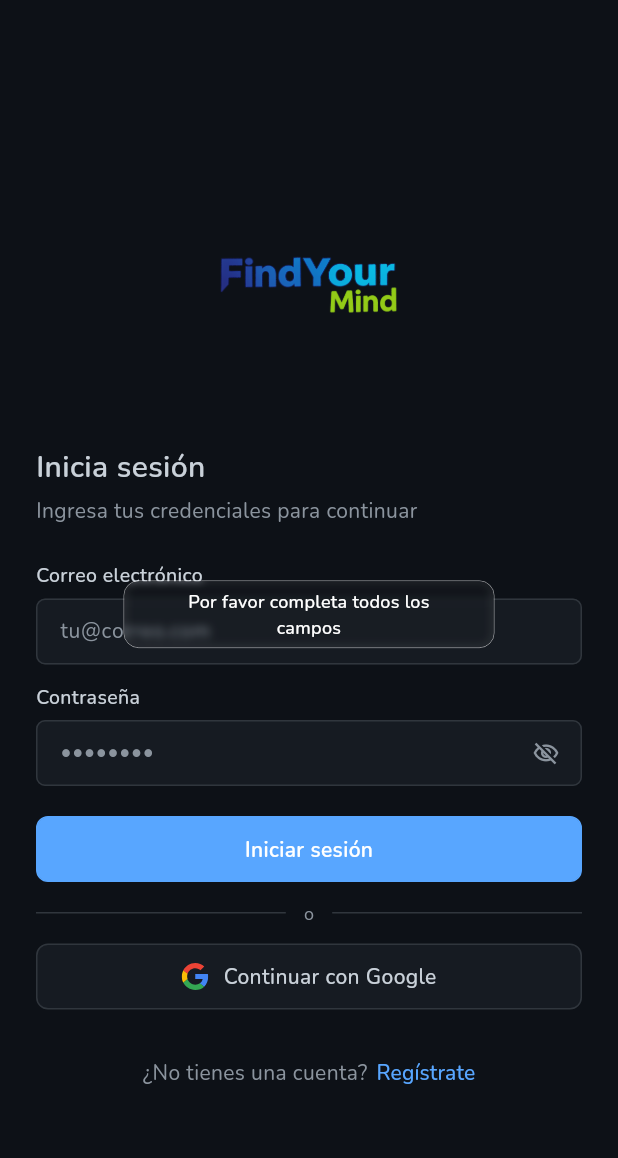
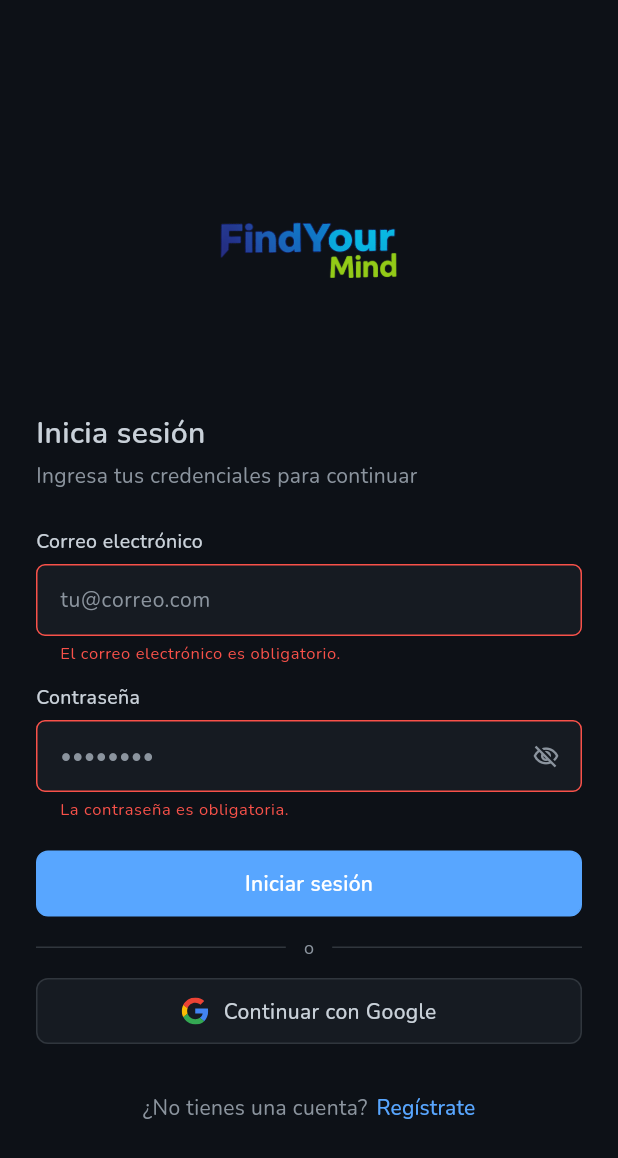
Before and after one commit to F4TB0Yz/FindYourMind, a Flutter app: the screen it shows after launch, after a tap on "Iniciar sesión", on a phone screen of 412 x 824 dp. Shown: the top 1158 px of the screen. Run offline on Flutter 3.47's test engine with Material 3 defaults, Android fonts, the phone set to English and light mode, and no system bars; our stand-ins replace dartz, equatable, flutter_dotenv, flutter_slidable, flutter_svg, internet_connection_checker and 5 more; accounts and stored records are empty.

Commit message:
feat: implementar validación de formularios en Login y Registro

```diff
--- /dev/null
+++ b/lib/core/utils/validators.dart
@@ -0,0 +1,45 @@
+/// Capa: Core → Utils
+/// Validadores reutilizables para los formularios de la aplicación.
+/// Todos los mensajes de error están centralizados aquí (sin hardcoding en UI).
+/// Uso: pasar el método directamente como `validator` en un `TextFormField`.
+class AppValidators {
+  AppValidators._(); // Constructor privado: clase de utilidades puras.
+
+  // ─── Correo electrónico ────────────────────────────────────────────────────
+
+  /// Valida que el campo no esté vacío y tenga formato de correo válido.
+  static String? email(String? value) {
+    if (value == null || value.trim().isEmpty) {
+      return 'El correo electrónico es obligatorio.';
+    }
+    final emailRegex = RegExp(r'^[\w.-]+@[\w.-]+\.\w{2,}$');
+    if (!emailRegex.hasMatch(value.trim())) {
+      return 'Ingresa un correo electrónico válido.';
+    }
+    return null;
+  }
+
+  // ─── Contraseña ────────────────────────────────────────────────────────────
+
+  /// Valida que la contraseña no esté vacía y tenga al menos 6 caracteres.
+  /// (Límite mínimo impuesto por Supabase Auth.)
+  static String? password(String? value) {
+    if (value == null || value.isEmpty) {
+      return 'La contraseña es obligatoria.';
+    }
+    if (value.length < 6) {
+      return 'La contraseña debe tener al menos 6 caracteres.';
+    }
+    return null;
+  }
+
+  // ─── Campo genérico requerido ──────────────────────────────────────────────
+
+  /// Valida que un campo de texto cualquiera no esté vacío.
+  static String? required(String? value, {String fieldName = 'Este campo'}) {
+    if (value == null || value.trim().isEmpty) {
+      return '$fieldName es obligatorio.';
+    }
+    return null;
+  }
+}
--- a/lib/features/auth/presentation/screens/login_screen.dart
+++ b/lib/features/auth/presentation/screens/login_screen.dart
@@ -1,3 +1,6 @@
+/// Capa: Presentation → Screens
+/// Pantalla de inicio de sesión con validación de formularios.
+import 'package:find_your_mind/core/utils/validators.dart';
 import 'package:find_your_mind/features/auth/domain/usecases/usecases.dart';
 import 'package:find_your_mind/features/auth/presentation/screens/register_screen.dart';
 import 'package:find_your_mind/features/auth/presentation/widgets/custom_auth_button.dart';
@@ -6,6 +9,10 @@
 import 'package:flutter/material.dart';
 import 'package:flutter_svg/flutter_svg.dart';
 
+/// Capa: Presentation → Screens
+/// Pantalla de inicio de sesión.
+/// Utiliza [Form] y [GlobalKey<FormState>] para validación robusta de campos,
+/// delegando las reglas de validación a [AppValidators] (Core → Utils).
 class LoginScreen extends StatefulWidget {
   final SignInWithEmailUseCase signInUseCase;
   final SignUpWithEmailUseCase signUpUseCase;
@@ -23,6 +30,7 @@
 }
 
 class _LoginScreenState extends State<LoginScreen> {
+  final _formKey = GlobalKey<FormState>();
   late final TextEditingController _emailController;
   late final TextEditingController _passwordController;
   late final FocusNode _passwordFocusNode;
@@ -44,21 +52,14 @@
     super.dispose();
   }
 
-  bool _fieldsAreValid() {
-    return _emailController.text.trim().isNotEmpty &&
-        _passwordController.text.trim().isNotEmpty;
-  }
-
   void _showError(String message) {
     if (!mounted) return;
     CustomToast.showToast(context: context, message: message);
   }
 
   Future<void> _onLoginPressed() async {
-    if (!_fieldsAreValid()) {
-      _showError('Por favor completa todos los campos');
-      return;
-    }
+    // Dispara la validación de todos los campos del Form.
+    if (!(_formKey.currentState?.validate() ?? false)) return;
 
     setState(() => _isLoading = true);
 
@@ -109,6 +110,8 @@
       body: Center(
         child: SingleChildScrollView(
           padding: const EdgeInsets.symmetric(horizontal: 24),
+          child: Form(
+            key: _formKey,
             child: Column(
               crossAxisAlignment: CrossAxisAlignment.start,
               children: [
@@ -140,6 +143,7 @@
                   hint: 'tu@correo.com',
                   textInputAction: TextInputAction.next,
                   onSubmitted: () => _passwordFocusNode.requestFocus(),
+                  validator: AppValidators.email,
                 ),
                 const SizedBox(height: 12),
                 AuthInputField(
@@ -150,6 +154,7 @@
                   focusNode: _passwordFocusNode,
                   textInputAction: TextInputAction.done,
                   onSubmitted: _onLoginPressed,
+                  validator: AppValidators.password,
                 ),
                 const SizedBox(height: 20),
                 AuthPrimaryButton(
@@ -226,6 +231,7 @@
             ),
           ),
         ),
+      ),
     );
   }
 }
--- a/lib/features/auth/presentation/screens/register_screen.dart
+++ b/lib/features/auth/presentation/screens/register_screen.dart
@@ -1,3 +1,4 @@
+import 'package:find_your_mind/core/utils/validators.dart';
 import 'package:find_your_mind/features/auth/domain/usecases/usecases.dart';
 import 'package:find_your_mind/features/auth/presentation/widgets/custom_auth_button.dart';
 import 'package:find_your_mind/features/auth/presentation/widgets/custom_field.dart';
@@ -5,6 +6,10 @@
 import 'package:flutter/material.dart';
 import 'package:flutter_svg/flutter_svg.dart';
 
+/// Capa: Presentation → Screens
+/// Pantalla de registro de nuevos usuarios.
+/// Utiliza [Form] y [GlobalKey<FormState>] para validación robusta de campos,
+/// delegando las reglas de validación a [AppValidators] (Core → Utils).
 class RegisterScreen extends StatefulWidget {
   final SignUpWithEmailUseCase signUpUseCase;
   final SignInWithEmailUseCase signInUseCase;
@@ -22,6 +27,7 @@
 }
 
 class _RegisterScreenState extends State<RegisterScreen> {
+  final _formKey = GlobalKey<FormState>();
   late final TextEditingController _emailController;
   late final TextEditingController _passwordController;
   late final FocusNode _passwordFocusNode;
@@ -43,21 +49,14 @@
     super.dispose();
   }
 
-  bool _fieldsAreValid() {
-    return _emailController.text.trim().isNotEmpty &&
-        _passwordController.text.trim().isNotEmpty;
-  }
-
   void _showError(String message) {
     if (!mounted) return;
     CustomToast.showToast(context: context, message: message);
   }
 
   Future<void> _onRegisterPressed() async {
-    if (!_fieldsAreValid()) {
-      _showError('Por favor completa todos los campos');
-      return;
-    }
+    // Dispara la validación de todos los campos del Form.
+    if (!(_formKey.currentState?.validate() ?? false)) return;
 
     setState(() => _isLoading = true);
 
@@ -98,6 +97,8 @@
       body: Center(
         child: SingleChildScrollView(
           padding: const EdgeInsets.symmetric(horizontal: 24),
+          child: Form(
+            key: _formKey,
             child: Column(
               crossAxisAlignment: CrossAxisAlignment.start,
               children: [
@@ -129,6 +130,7 @@
                   hint: 'tu@correo.com',
                   textInputAction: TextInputAction.next,
                   onSubmitted: () => _passwordFocusNode.requestFocus(),
+                  validator: AppValidators.email,
                 ),
                 const SizedBox(height: 12),
                 AuthInputField(
@@ -139,6 +141,7 @@
                   focusNode: _passwordFocusNode,
                   textInputAction: TextInputAction.done,
                   onSubmitted: _onRegisterPressed,
+                  validator: AppValidators.password,
                 ),
                 const SizedBox(height: 20),
                 AuthPrimaryButton(
@@ -215,6 +218,7 @@
             ),
           ),
         ),
+      ),
     );
   }
 }
--- a/lib/features/auth/presentation/widgets/custom_field.dart
+++ b/lib/features/auth/presentation/widgets/custom_field.dart
@@ -2,7 +2,11 @@
 
 /// Capa: Presentation → Widgets
 /// Campo de texto reutilizable para los formularios de autenticación.
-/// Incluye soporte para contraseña (toggle show/hide) y navegación por teclado.
+/// Usa [TextFormField] internamente para integrarse con [Form] y [GlobalKey<FormState>].
+/// Incluye soporte para:
+///   - Validación declarativa vía [validator].
+///   - Campo de contraseña con toggle show/hide.
+///   - Navegación por teclado mediante [textInputAction] y [onSubmitted].
 class AuthInputField extends StatefulWidget {
   final TextEditingController controller;
   final String label;
@@ -11,6 +15,10 @@
   final FocusNode? focusNode;
   final TextInputAction textInputAction;
   final VoidCallback? onSubmitted;
+
+  /// Función de validación compatible con [Form]. Si retorna una cadena,
+  /// se muestra como mensaje de error debajo del campo.
+  final String? Function(String?)? validator;
 
   const AuthInputField({
     super.key,
@@ -21,6 +29,7 @@
     this.focusNode,
     this.textInputAction = TextInputAction.next,
     this.onSubmitted,
+    this.validator,
   });
 
   @override
@@ -48,18 +57,18 @@
           ),
         ),
         const SizedBox(height: 6),
-        SizedBox(
-          height: 44,
-          child: TextField(
+        TextFormField(
           controller: widget.controller,
           focusNode: widget.focusNode,
           textInputAction: widget.textInputAction,
           obscureText: widget.isPassword && _obscureText,
+          validator: widget.validator,
+          autovalidateMode: AutovalidateMode.onUserInteraction,
           style: const TextStyle(
             color: Color(0xFFc9d1d9),
             fontSize: 14,
           ),
-            onSubmitted: (_) => widget.onSubmitted?.call(),
+          onFieldSubmitted: (_) => widget.onSubmitted?.call(),
           decoration: InputDecoration(
             filled: true,
             fillColor: const Color(0xFF161b22),
@@ -68,6 +77,13 @@
               color: Color(0xFF8b949e),
               fontSize: 14,
             ),
+            // Mensaje de error alineado debajo del campo, sin romper el layout.
+            errorStyle: const TextStyle(
+              color: Color(0xFFf85149),
+              fontSize: 11,
+              height: 1.4,
+            ),
+            errorMaxLines: 2,
             suffixIcon: widget.isPassword
                 ? IconButton(
                     icon: Icon(
@@ -106,6 +122,19 @@
                 width: 1,
               ),
             ),
+            errorBorder: OutlineInputBorder(
+              borderRadius: BorderRadius.circular(6),
+              borderSide: const BorderSide(
+                color: Color(0xFFf85149),
+                width: 1,
+              ),
+            ),
+            focusedErrorBorder: OutlineInputBorder(
+              borderRadius: BorderRadius.circular(6),
+              borderSide: const BorderSide(
+                color: Color(0xFFf85149),
+                width: 1.5,
+              ),
             ),
           ),
         ),
```
Lines whose indentation alone changed are shown as unchanged.
